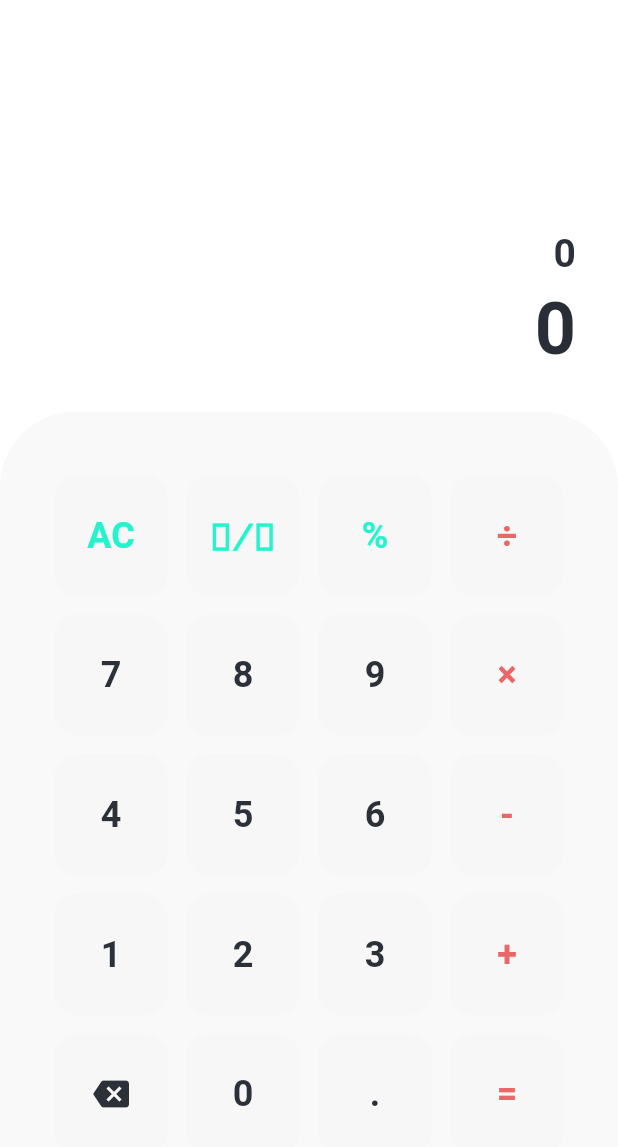
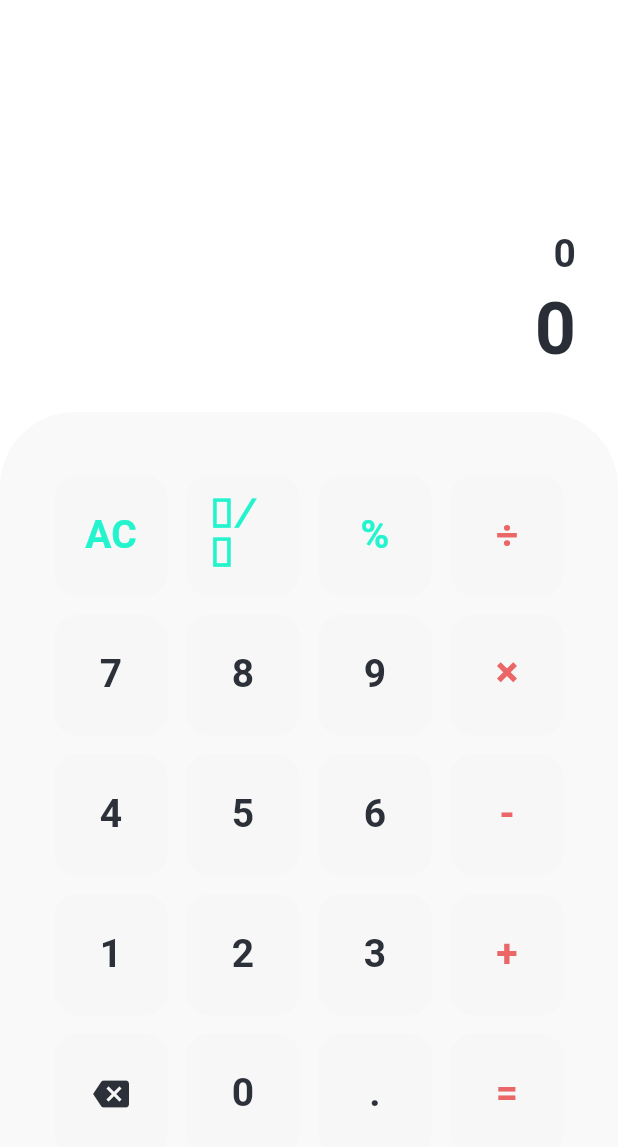
Before and after one commit to devrrior/calculator_app, a Flutter app: the screen it shows after launch, on a phone screen of 412 x 824 dp. Shown: the top 1147 px of the screen. Run offline on Flutter 3.47's test engine with Material 2 defaults, Android fonts, the phone set to English and light mode, and no system bars; our stand-ins replace flutter_riverpod, math_expressions.

```diff
--- a/lib/theme/theme_constants.dart
+++ b/lib/theme/theme_constants.dart
@@ -35,9 +35,10 @@ class LightTheme {
         height: 1,
       ),
       bodyMedium: TextStyle(
-        fontSize: 24,
+        fontSize: 26,
         fontWeight: FontWeight.bold,
         color: fontButtonColor,
+        height: 1,
       ),
     ),
   );
@@ -78,8 +79,9 @@ class DarkTheme {
       ),
       bodyMedium: TextStyle(
         color: fontButtonColor,
-        fontSize: 24,
+        fontSize: 26,
         fontWeight: FontWeight.bold,
+        height: 1,
       ),
     ),
   );
--- a/lib/utils/operator.dart
+++ b/lib/utils/operator.dart
@@ -4,7 +4,7 @@ class Operator {
       '+',
       '-',
       '÷',
-      '×',
+      '⨯',
       '.',
       if (hasEquals) ...['=']
     ];
--- a/lib/widgets/button_widget.dart
+++ b/lib/widgets/button_widget.dart
@@ -44,7 +44,7 @@ class ButtonWidget extends StatelessWidget {
   Color? getTextColor(String text, BuildContext context) {
     switch (text) {
       case '÷':
-      case '×':
+      case '⨯':
       case '-':
       case '+':
       case '=':
--- a/lib/widgets/buttons_widget.dart
+++ b/lib/widgets/buttons_widget.dart
@@ -28,7 +28,7 @@ class ButtonsWidget extends StatelessWidget {
             buttonText1: '7',
             buttonText2: '8',
             buttonText3: '9',
-            buttonText4: '×',
+            buttonText4: '⨯',
           ),
           ButtonsRowWidget(
             buttonText1: '4',
```
Also changed, not shown: pubspec.yaml (+6 -5 lines), assets/icon/logo.png (added), pubspec.lock.
